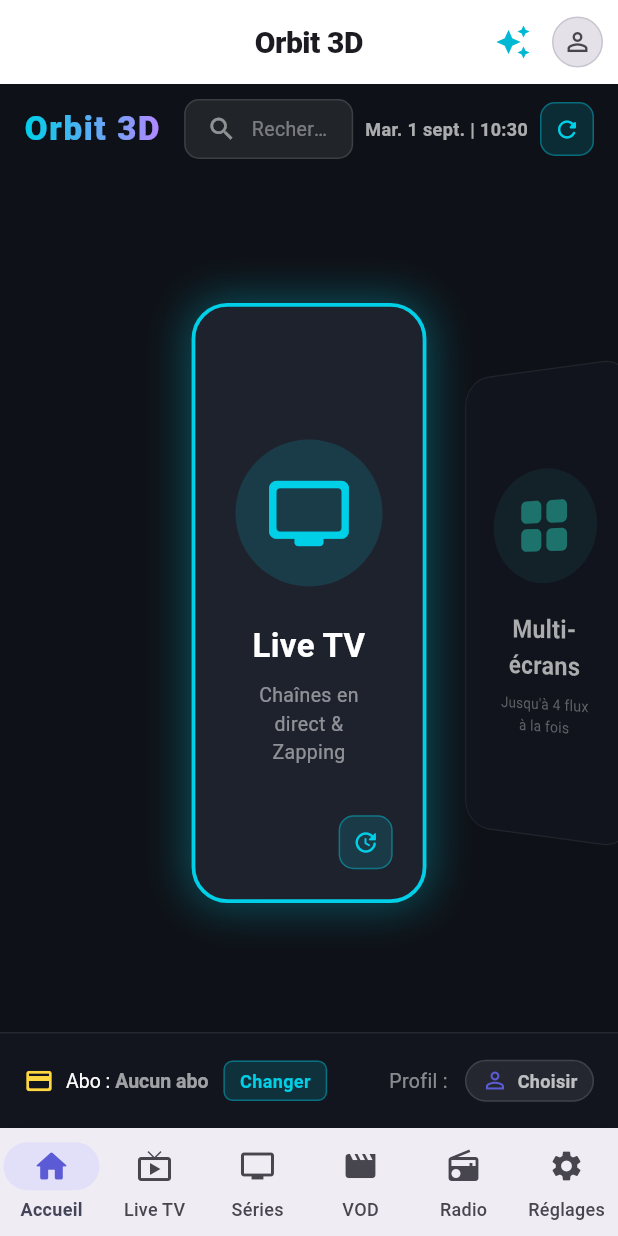
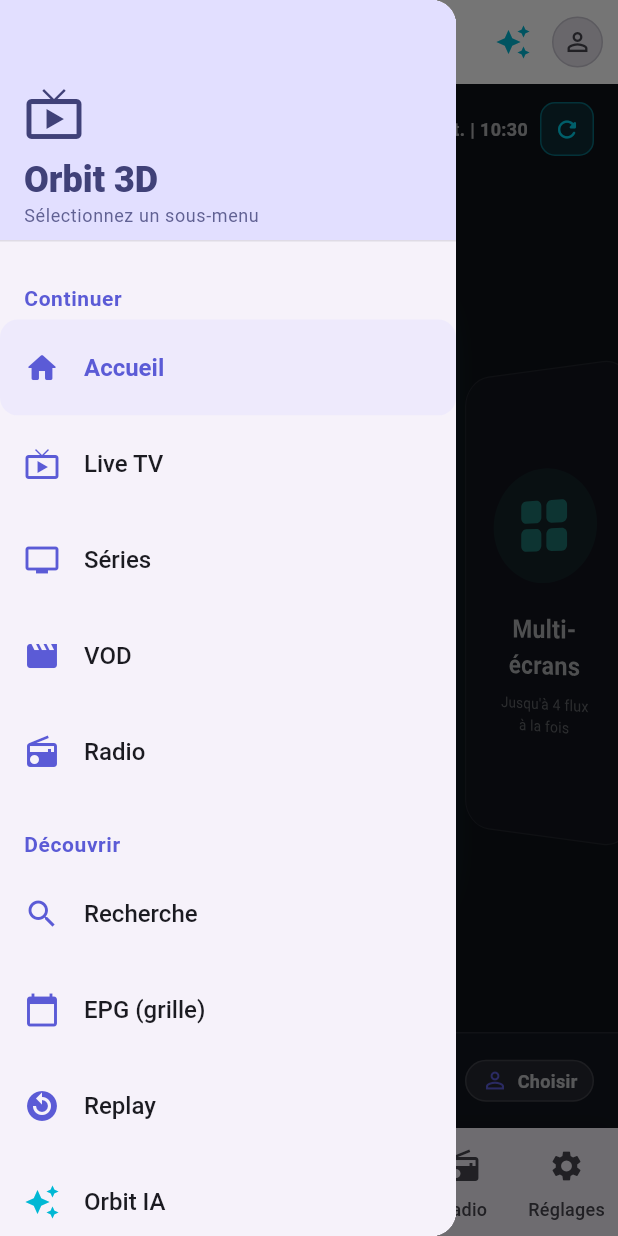
Before and after one commit to christopheblum67/Orbit-3d-flutter, a Flutter app: the HomeScreen screen opened by its route, with the side drawer open (before the commit the screen has no drawer), on a phone screen of 412 x 824 dp. Run offline on Flutter 3.47's test engine with Material 3 defaults, Android fonts, the light colour scheme and no system bars; our stand-ins replace dio, firebase_core, firebase_messaging, flutter_dotenv, flutter_local_notifications, flutter_riverpod and 6 more; accounts and stored records are empty.

Commit message:
P5: VOD/Séries corrigées (URL Xtream movie//series/ + extension container -> 403/406 CDN résolus), menu latéral gauche (drawer) pour sélection des sous-menus/catégories

```diff
--- a/lib/features/home_shell.dart
+++ b/lib/features/home_shell.dart
@@ -39,6 +39,7 @@
       ),
     ];
     return Scaffold(
+      drawer: const _HomeMenuDrawer(),
       appBar: AppBar(
         title: Text(_titleForPath(GoRouterState.of(context).uri.path)),
         actions: [
@@ -120,6 +121,171 @@
   }
 }
 
+class _HomeMenuDrawer extends ConsumerWidget {
+  const _HomeMenuDrawer();
+
+  @override
+  Widget build(BuildContext context, WidgetRef ref) {
+    final scheme = Theme.of(context).colorScheme;
+    final isM3u = ref.watch(sourceTypeProvider).valueOrNull == 'm3u';
+    final profile = ref.watch(currentProfileProvider);
+    final sections = <_MenuSection>[
+      _MenuSection(
+        header: 'Continuer',
+        items: [
+          const _MenuEntry(icon: Icons.home_rounded, label: 'Accueil', route: '/home'),
+          const _MenuEntry(icon: Icons.live_tv, label: 'Live TV', route: '/live'),
+          if (!isM3u) ...[
+            const _MenuEntry(icon: Icons.tv, label: 'Séries', route: '/series'),
+            const _MenuEntry(icon: Icons.movie, label: 'VOD', route: '/vod'),
+            const _MenuEntry(icon: Icons.radio, label: 'Radio', route: '/radio'),
+          ],
+        ],
+      ),
+      _MenuSection(
+        header: 'Découvrir',
+        items: [
+          const _MenuEntry(icon: Icons.search, label: 'Recherche', route: '/search'),
+          const _MenuEntry(icon: Icons.calendar_today, label: 'EPG (grille)', route: '/epg'),
+          const _MenuEntry(icon: Icons.replay_circle_filled, label: 'Replay', route: '/replay'),
+          _MenuEntry(
+            icon: Icons.auto_awesome,
+            label: 'Orbit IA',
+            route: '/ai',
+            color: scheme.tertiary,
+          ),
+        ],
+      ),
+      _MenuSection(
+        header: 'Mes contenus',
+        items: [
+          const _MenuEntry(icon: Icons.favorite, label: 'Favoris', route: '/favorites'),
+          const _MenuEntry(icon: Icons.history, label: 'Historique', route: '/history'),
+          const _MenuEntry(icon: Icons.vpn_lock, label: 'VPN', route: '/vpn'),
+          _MenuEntry(
+            icon: Icons.person_outline,
+            label: profile?.firstName == null
+                ? 'Profil'
+                : 'Profil : ${profile!.firstName}',
+            route: '/profiles',
+          ),
+        ],
+      ),
+      const _MenuSection(
+        header: 'Configuration',
+        items: [
+          _MenuEntry(
+            icon: Icons.dns_outlined,
+            label: 'Abonnements',
+            route: '/subscriptions',
+          ),
+          _MenuEntry(icon: Icons.settings, label: 'Réglages', route: '/settings'),
+        ],
+      ),
+    ];
+
+    return Drawer(
+      child: SafeArea(
+        child: ListView(
+          padding: EdgeInsets.zero,
+          children: [
+            DrawerHeader(
+              decoration: BoxDecoration(color: scheme.primaryContainer),
+              child: Column(
+                crossAxisAlignment: CrossAxisAlignment.start,
+                mainAxisAlignment: MainAxisAlignment.end,
+                children: [
+                  Icon(Icons.live_tv, size: 40, color: scheme.onPrimaryContainer),
+                  const SizedBox(height: 8),
+                  Text(
+                    AppConstants.appName,
+                    style: Theme.of(context).textTheme.headlineSmall?.copyWith(
+                          color: scheme.onPrimaryContainer,
+                          fontWeight: FontWeight.w800,
+                        ),
+                  ),
+                  Text(
+                    'Sélectionnez un sous-menu',
+                    style: Theme.of(context).textTheme.bodySmall?.copyWith(
+                          color: scheme.onPrimaryContainer.withOpacity(0.8),
+                        ),
+                  ),
+                ],
+              ),
+            ),
+            for (final section in sections) ...[
+              Padding(
+                padding: const EdgeInsets.fromLTRB(16, 20, 16, 4),
+                child: Text(
+                  section.header,
+                  style: Theme.of(context).textTheme.labelLarge?.copyWith(
+                        color: scheme.primary,
+                        fontWeight: FontWeight.w700,
+                        letterSpacing: 0.4,
+                      ),
+                ),
+              ),
+              for (final item in section.items) _MenuTile(item: item),
+            ],
+            const SizedBox(height: 16),
+          ],
+        ),
+      ),
+    );
+  }
+}
+
+class _MenuSection {
+  const _MenuSection({required this.header, required this.items});
+
+  final String header;
+  final List<_MenuEntry> items;
+}
+
+class _MenuEntry {
+  const _MenuEntry({
+    required this.icon,
+    required this.label,
+    required this.route,
+    this.color,
+  });
+
+  final IconData icon;
+  final String label;
+  final String route;
+  final Color? color;
+}
+
+class _MenuTile extends StatelessWidget {
+  const _MenuTile({required this.item});
+
+  final _MenuEntry item;
+
+  @override
+  Widget build(BuildContext context) {
+    final scheme = Theme.of(context).colorScheme;
+    final location = GoRouterState.of(context).uri.path;
+    final selected = location.startsWith(item.route);
+    return ListTile(
+      leading: Icon(item.icon, color: item.color ?? scheme.primary),
+      title: Text(
+        item.label,
+        style: TextStyle(
+          fontWeight: selected ? FontWeight.w700 : FontWeight.w500,
+          color: selected ? scheme.primary : scheme.onSurface,
+        ),
+      ),
+      selected: selected,
+      selectedTileColor: scheme.primaryContainer.withOpacity(0.4),
+      shape: RoundedRectangleBorder(borderRadius: BorderRadius.circular(12)),
+      onTap: () {
+        Navigator.of(context).pop();
+        context.go(item.route);
+      },
+    );
+  }
+}
+
 class _ProfileSwitchButton extends StatelessWidget {
   const _ProfileSwitchButton({required this.profile});
 
--- a/lib/services/api_service.dart
+++ b/lib/services/api_service.dart
@@ -159,7 +159,7 @@
       final response = await _get(url);
       return (response.data as List).map((e) {
         final map = Map<String, dynamic>.from(e);
-        final streamUrl = buildXtreamStreamUrl(baseUrl, username, password, map['stream_id']?.toString(), type: 'movie');
+        final streamUrl = buildXtreamStreamUrl(baseUrl, username, password, map['stream_id']?.toString(), type: 'movie', extension: map['container_extension']?.toString());
         final movie = Movie.fromMap(map).copyWith(streamUrl: streamUrl);
         movie.requireStreamUrl();
         return movie;
@@ -241,6 +241,7 @@
                   password,
                   id,
                   type: 'series',
+                  extension: em['container_extension']?.toString(),
                 );
           episodeMaps.add(em);
         }
@@ -346,18 +347,35 @@
     String password,
     String? streamId, {
     String type = '',
+    String? extension,
     Map<String, String> extra = const {},
   }) {
     if (streamId == null || streamId.isEmpty) return '';
     final uri = Uri.parse(_trimBaseUrl(baseUrl));
-    final segments = [
+    final segments = <String>[
       ...uri.pathSegments.where((s) => s.isNotEmpty),
       username,
       password,
-      streamId,
     ];
+    final mediaType = type.toLowerCase();
+    if (mediaType == 'movie') {
+      segments.add('movie');
+    } else if (mediaType == 'series') {
+      segments.add('series');
+    }
+    var mediaId = streamId;
+    if (mediaType == 'movie' || mediaType == 'series') {
+      final ext = _normalizeExtension(extension);
+      mediaId = '$streamId.$ext';
+    }
+    segments.add(mediaId);
     final query = extra.isEmpty ? null : extra;
     return uri.replace(pathSegments: segments, queryParameters: query).toString();
+  }
+
+  static String _normalizeExtension(String? extension) {
+    if (extension == null || extension.trim().isEmpty) return 'mp4';
+    return extension.trim().replaceFirst(RegExp(r'^\.'), '').toLowerCase();
   }
 
   List<Channel> parseM3u(String content) {
```
Also changed, not shown: 1 other file.
